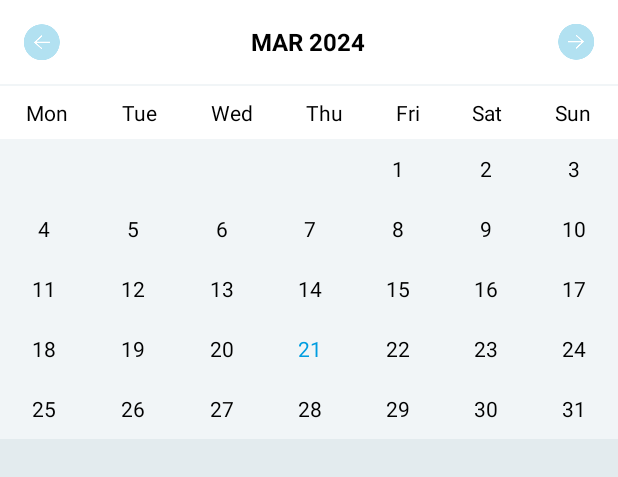
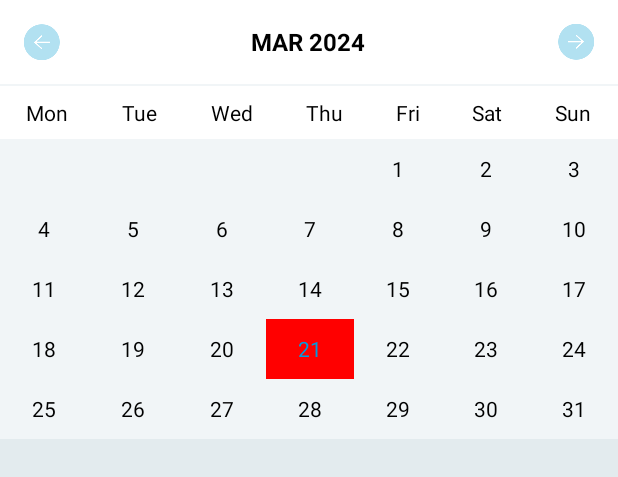
Before and after one commit to Imtiaz16041997/CustomCalender, an Android app: the screen it shows after launch (SimpleCalendarActivity), after a tap on "Simple Calendar", on a phone screen of 412 x 824 dp, the part 96-573 px from its top. Run offline under Robolectric (Android 15) with nearby library versions, the phone set to English and light mode, and no system bars.

Commit message:
specific color can be happen

```diff
--- a/app/src/main/java/com/imtiaz/customtrycal/CustomCalendarView.java
+++ b/app/src/main/java/com/imtiaz/customtrycal/CustomCalendarView.java
@@ -3,6 +3,7 @@ package com.imtiaz.customtrycal;
 import android.annotation.SuppressLint;
 import android.content.Context;
 import android.content.res.TypedArray;
+import android.graphics.Color;
 import android.graphics.Typeface;
 import android.os.Build;
 import android.util.AttributeSet;
@@ -54,7 +55,7 @@ public class CustomCalendarView extends LinearLayout {
 
     private int currentMonthIndex = 0;
     private boolean isOverflowDateVisible = true;
-
+    private int specificDateColor = Color.RED;
     public CustomCalendarView(Context mContext) {
         this(mContext, null);
     }
@@ -234,6 +235,11 @@ public class CustomCalendarView extends LinearLayout {
                     dayView.setVisibility(View.GONE);
                 }
             }
+
+            // Apply specific date coloring if necessary
+            if (isSpecificDateToColor(startCalendar.getTime())) {
+                dayView.setBackgroundColor(specificDateColor);
+            }
             dayView.decorate();
 
 
@@ -263,6 +269,8 @@ public class CustomCalendarView extends LinearLayout {
             dayView.decorate();
         }
     }
+
+
 
     private DayView getDayOfMonthText(Calendar currentCalendar) {
         return (DayView) getView(DAY_OF_MONTH_TEXT, currentCalendar);
@@ -400,6 +408,31 @@ public class CustomCalendarView extends LinearLayout {
                 calendarListener.onDateSelected(calendar.getTime());
         }
     };
+    public void setSpecificDatesColor(List<Date> dates, int color) {
+        for (Date date : dates) {
+            markDayWithColor(date, color);
+        }
+    }
+
+   /*
+   Specific Date
+   public void setSpecificDatesColor(Map<Date, Integer> dateColorMap) {
+        for (Map.Entry<Date, Integer> entry : dateColorMap.entrySet()) {
+            markDayWithColor(entry.getKey(), entry.getValue());
+        }
+    }*/
+
+    private boolean isSpecificDateToColor(Date date) {
+
+        return false;
+    }
+    private void markDayWithColor(Date date, int color) {
+        Calendar calendar = Calendar.getInstance();
+        calendar.setTime(date);
+        DayView dayView = getDayOfMonthText(calendar);
+        dayView.setBackgroundColor(color);
+    }
+
 
     public List<DayDecorator> getDecorators() {
         return decorators;
--- a/app/src/main/java/com/imtiaz/customtrycal/MainActivity.java
+++ b/app/src/main/java/com/imtiaz/customtrycal/MainActivity.java
@@ -37,32 +37,13 @@ public class MainActivity extends AppCompatActivity implements AdapterView.OnIte
         listView.setOnItemClickListener(this);
     }
 
-/*    @Override
-    public boolean onCreateOptionsMenu(Menu menu) {
-        // Inflate the menu; this adds items to the action bar if it is present.
-        getMenuInflater().inflate(R.menu.menu_main, menu);
-        return true;
-    }
 
-    @Override
-    public boolean onOptionsItemSelected(MenuItem item) {
-        if (item.getItemId() == R.id.action_about) {
-            Intent intent = new Intent(Intent.ACTION_VIEW);
-            intent.setData(Uri.parse("http://stacktips.com"));
-            startActivity(intent);
-        }
-        return super.onOptionsItemSelected(item);
-    }*/
 
     @Override
     public void onItemClick(AdapterView<?> parent, View view, int position, long id) {
         final String selectedValue = listData[position];
         if (selectedValue.equals(getString(R.string.simple_calendar))) {
             startActivity(new Intent(this, SimpleCalendarActivity.class));
-        } /*else if (selectedValue.equals(getString(R.string.calendar_day_decorator))) {
-            startActivity(new Intent(this, CalendarDayDecoratorActivity.class));
-        } else if (selectedValue.equals(getString(R.string.customizing_custom_calendar))) {
-            startActivity(new Intent(this, CustomisedCalendarActivity.class));
-        }*/
+        }
     }
 }
--- a/app/src/main/java/com/imtiaz/customtrycal/SimpleCalendarActivity.java
+++ b/app/src/main/java/com/imtiaz/customtrycal/SimpleCalendarActivity.java
@@ -1,5 +1,6 @@
 package com.imtiaz.customtrycal;
 
+import android.graphics.Color;
 import android.os.Bundle;
 
 import android.view.MenuItem;
@@ -11,9 +12,13 @@ import androidx.appcompat.app.AppCompatActivity;
 import androidx.appcompat.widget.Toolbar;
 
 import java.text.SimpleDateFormat;
+import java.util.ArrayList;
 import java.util.Calendar;
 import java.util.Date;
+import java.util.HashMap;
+import java.util.List;
 import java.util.Locale;
+import java.util.Map;
 import java.util.Objects;
 
 public class SimpleCalendarActivity extends AppCompatActivity {
@@ -44,6 +49,38 @@ public class SimpleCalendarActivity extends AppCompatActivity {
         //call refreshCalendar to update calendar the view
         calendarView.refreshCalendar(currentCalendar);
 
+
+
+
+/*
+ Specific date specific color
+// Create a map of specific dates and their corresponding colors
+        Map<Date, Integer> specificDateColorMap = new HashMap<>();
+// Create specific Date objects for your dates
+        Calendar calendar = Calendar.getInstance();
+        calendar.set(2024, Calendar.MARCH, 25); // Set the year, month, and day for your first specific date
+        Date firstSpecificDate = calendar.getTime();
+
+        calendar.set(2024, Calendar.APRIL, 10); // Set the year, month, and day for your second specific date
+        Date secondSpecificDate = calendar.getTime();
+
+// Add your specific dates and colors to the map
+        specificDateColorMap.put(firstSpecificDate, Color.GREEN); // Add first specific date with color green
+        specificDateColorMap.put(secondSpecificDate, Color.BLUE); // Add second specific date with color blue
+
+// Call the method to set specific dates and their colors
+        calendarView.setSpecificDatesColor(specificDateColorMap);*/
+
+        // Create a list of specific dates
+        List<Date> specificDates = new ArrayList<>();
+        // Add your specific dates to the list
+        // For example:
+         specificDates.add(new Date()); // Add specific date
+         //specificDates.add(anotherDate); // Add another specific date
+
+        // Call the method to color specific dates
+        calendarView.setSpecificDatesColor(specificDates, Color.RED);
+
         //Handling custom calendar events
         calendarView.setCalendarListener(new CalendarListener() {
             @Override
--- a/app/src/main/java/com/imtiaz/customtrycal/others/CalendarDayDecoratorActivity.java
+++ b/app/src/main/java/com/imtiaz/customtrycal/others/CalendarDayDecoratorActivity.java
@@ -15,7 +15,6 @@ import com.imtiaz.customtrycal.CalendarListener;
 import com.imtiaz.customtrycal.CalendarUtils;
 import com.imtiaz.customtrycal.CustomCalendarView;
 import com.imtiaz.customtrycal.DayDecorator;
-import com.imtiaz.customtrycal.DisabledColorDecorator;
 import com.imtiaz.customtrycal.R;
 
 import java.text.SimpleDateFormat;
--- a/app/src/main/java/com/imtiaz/customtrycal/DisabledColorDecorator.java
+++ b/app/src/main/java/com/imtiaz/customtrycal/others/DisabledColorDecorator.java
@@ -1,6 +1,10 @@
-package com.imtiaz.customtrycal;
+package com.imtiaz.customtrycal.others;
 
 import android.graphics.Color;
+
+import com.imtiaz.customtrycal.CalendarUtils;
+import com.imtiaz.customtrycal.DayDecorator;
+import com.imtiaz.customtrycal.DayView;
 
 public class DisabledColorDecorator implements DayDecorator {
     @Override
```
